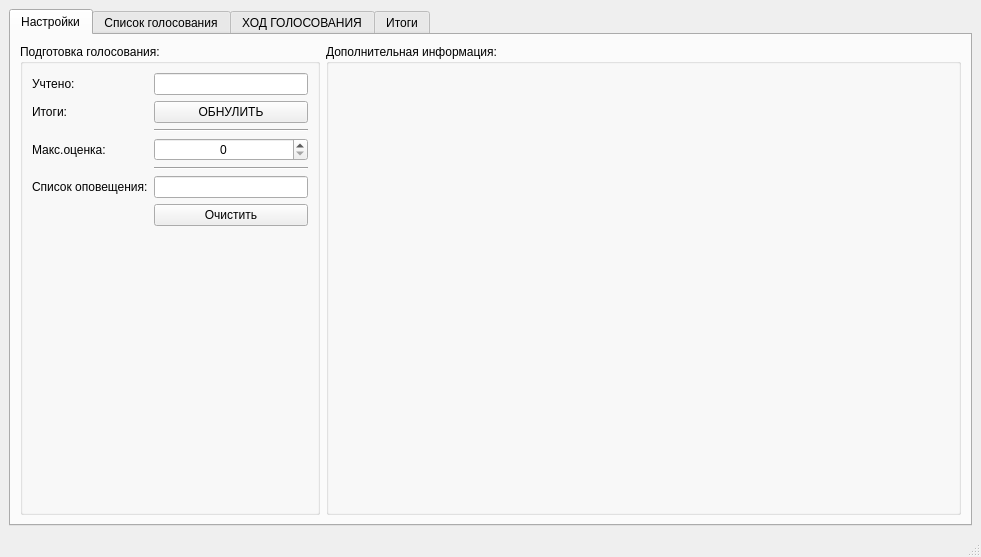
Above: Ui_panel.ui from AlexanderSokolov69/Vote_counter before the change. Below: the same form after it.
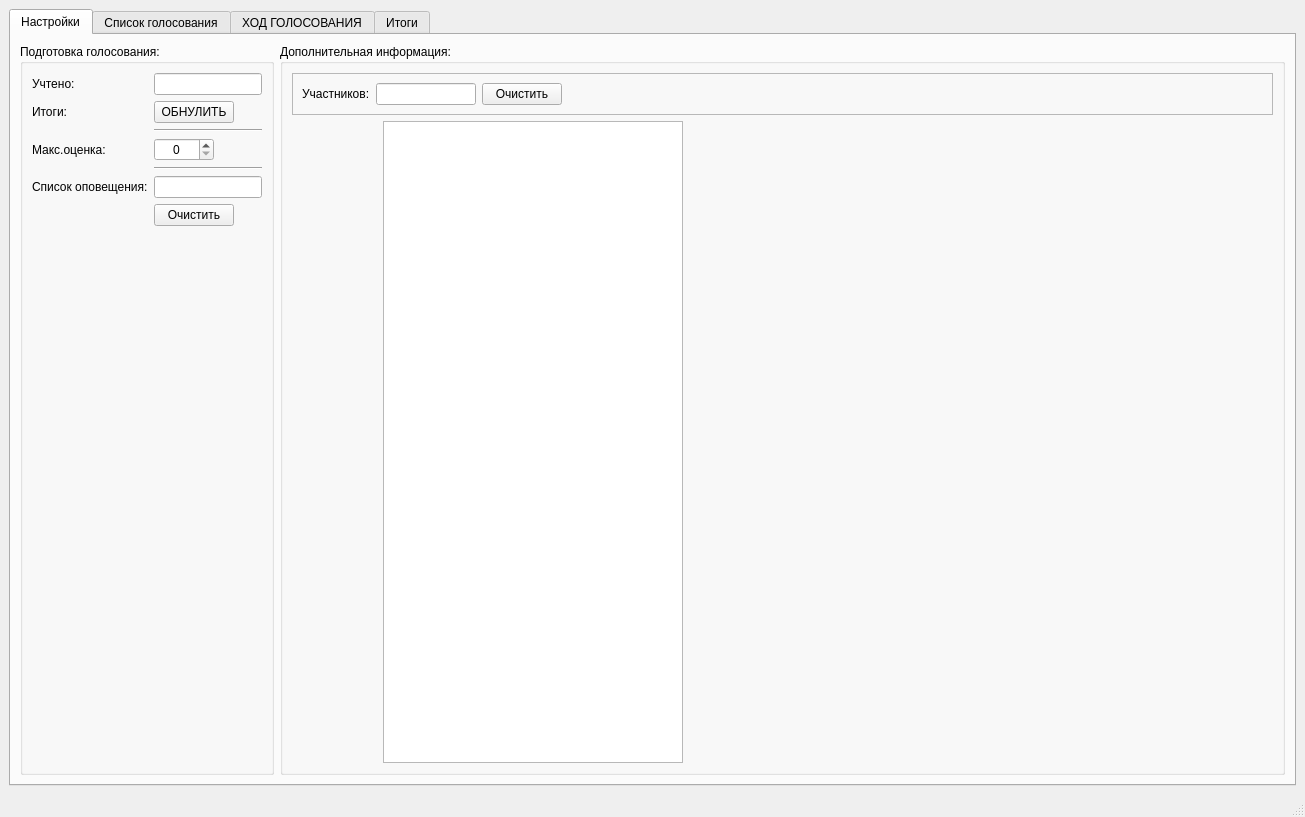
That is the form after the change. The open tabs and pages were chosen to show the change. Icons and pictures are not drawn.

```diff
--- a/Ui_panel.ui
+++ b/Ui_panel.ui
@@ -6,8 +6,8 @@
    <rect>
     <x>0</x>
     <y>0</y>
-    <width>981</width>
-    <height>557</height>
+    <width>1305</width>
+    <height>817</height>
    </rect>
   </property>
   <property name="windowTitle">
@@ -27,9 +27,15 @@
        <layout class="QHBoxLayout" name="horizontalLayout_6">
         <item>
          <widget class="QGroupBox" name="groupBox">
+          <property name="sizePolicy">
+           <sizepolicy hsizetype="Fixed" vsizetype="Preferred">
+            <horstretch>0</horstretch>
+            <verstretch>0</verstretch>
+           </sizepolicy>
+          </property>
           <property name="maximumSize">
            <size>
-            <width>300</width>
+            <width>16777215</width>
             <height>16777215</height>
            </size>
           </property>
@@ -48,6 +54,12 @@
              </item>
              <item row="0" column="1">
               <widget class="QLineEdit" name="t1Stat">
+               <property name="sizePolicy">
+                <sizepolicy hsizetype="Fixed" vsizetype="Fixed">
+                 <horstretch>0</horstretch>
+                 <verstretch>0</verstretch>
+                </sizepolicy>
+               </property>
                <property name="alignment">
                 <set>Qt::AlignCenter</set>
                </property>
@@ -65,6 +77,12 @@
              </item>
              <item row="1" column="1">
               <widget class="QPushButton" name="t1ClearButton">
+               <property name="sizePolicy">
+                <sizepolicy hsizetype="Fixed" vsizetype="Fixed">
+                 <horstretch>0</horstretch>
+                 <verstretch>0</verstretch>
+                </sizepolicy>
+               </property>
                <property name="text">
                 <string>ОБНУЛИТЬ</string>
                </property>
@@ -87,7 +105,7 @@
              <item row="3" column="1">
               <widget class="QSpinBox" name="t1MaxVote">
                <property name="sizePolicy">
-                <sizepolicy hsizetype="Expanding" vsizetype="Fixed">
+                <sizepolicy hsizetype="Fixed" vsizetype="Fixed">
                  <horstretch>0</horstretch>
                  <verstretch>0</verstretch>
                 </sizepolicy>
@@ -119,6 +137,12 @@
              </item>
              <item row="5" column="1">
               <widget class="QLineEdit" name="t1CountWin">
+               <property name="sizePolicy">
+                <sizepolicy hsizetype="Fixed" vsizetype="Fixed">
+                 <horstretch>0</horstretch>
+                 <verstretch>0</verstretch>
+                </sizepolicy>
+               </property>
                <property name="alignment">
                 <set>Qt::AlignCenter</set>
                </property>
@@ -129,6 +153,12 @@
              </item>
              <item row="6" column="1">
               <widget class="QPushButton" name="t1ClearWin">
+               <property name="sizePolicy">
+                <sizepolicy hsizetype="Fixed" vsizetype="Fixed">
+                 <horstretch>0</horstretch>
+                 <verstretch>0</verstretch>
+                </sizepolicy>
+               </property>
                <property name="text">
                 <string>Очистить</string>
                </property>
@@ -150,7 +180,7 @@
              <item row="8" column="0" colspan="2">
               <widget class="QLabel" name="label_9">
                <property name="sizePolicy">
-                <sizepolicy hsizetype="Expanding" vsizetype="Expanding">
+                <sizepolicy hsizetype="Fixed" vsizetype="Expanding">
                  <horstretch>0</horstretch>
                  <verstretch>0</verstretch>
                 </sizepolicy>
@@ -188,6 +218,117 @@
           <property name="title">
            <string>Дополнительная информация:</string>
           </property>
+          <layout class="QVBoxLayout" name="verticalLayout_4">
+           <item>
+            <widget class="QFrame" name="frame_5">
+             <property name="frameShape">
+              <enum>QFrame::StyledPanel</enum>
+             </property>
+             <property name="frameShadow">
+              <enum>QFrame::Raised</enum>
+             </property>
+             <layout class="QHBoxLayout" name="horizontalLayout_12">
+              <item>
+               <widget class="QLabel" name="label_16">
+                <property name="text">
+                 <string>Участников:</string>
+                </property>
+               </widget>
+              </item>
+              <item>
+               <widget class="QLineEdit" name="t2Users">
+                <property name="sizePolicy">
+                 <sizepolicy hsizetype="Fixed" vsizetype="Fixed">
+                  <horstretch>0</horstretch>
+                  <verstretch>0</verstretch>
+                 </sizepolicy>
+                </property>
+                <property name="maximumSize">
+                 <size>
+                  <width>100</width>
+                  <height>16777215</height>
+                 </size>
+                </property>
+                <property name="readOnly">
+                 <bool>true</bool>
+                </property>
+               </widget>
+              </item>
+              <item>
+               <widget class="QPushButton" name="t2ClearButton">
+                <property name="text">
+                 <string>Очистить</string>
+                </property>
+               </widget>
+              </item>
+              <item>
+               <spacer name="horizontalSpacer_4">
+                <property name="orientation">
+                 <enum>Qt::Horizontal</enum>
+                </property>
+                <property name="sizeHint" stdset="0">
+                 <size>
+                  <width>40</width>
+                  <height>20</height>
+                 </size>
+                </property>
+               </spacer>
+              </item>
+             </layout>
+            </widget>
+           </item>
+           <item>
+            <layout class="QHBoxLayout" name="horizontalLayout_11">
+             <item>
+              <widget class="QTableWidget" name="tableUsers">
+               <property name="sizePolicy">
+                <sizepolicy hsizetype="Maximum" vsizetype="Expanding">
+                 <horstretch>0</horstretch>
+                 <verstretch>0</verstretch>
+                </sizepolicy>
+               </property>
+               <property name="minimumSize">
+                <size>
+                 <width>300</width>
+                 <height>0</height>
+                </size>
+               </property>
+               <property name="maximumSize">
+                <size>
+                 <width>16777215</width>
+                 <height>16777215</height>
+                </size>
+               </property>
+              </widget>
+             </item>
+             <item>
+              <widget class="QLabel" name="label_17">
+               <property name="sizePolicy">
+                <sizepolicy hsizetype="Fixed" vsizetype="Fixed">
+                 <horstretch>0</horstretch>
+                 <verstretch>0</verstretch>
+                </sizepolicy>
+               </property>
+               <property name="maximumSize">
+                <size>
+                 <width>400</width>
+                 <height>400</height>
+                </size>
+               </property>
+               <property name="text">
+                <string/>
+               </property>
+               <property name="pixmap">
+                <pixmap>static/images/qr-start.png</pixmap>
+               </property>
+               <property name="scaledContents">
+                <bool>true</bool>
+               </property>
+              </widget>
+             </item>
+            </layout>
+           </item>
+          </layout>
          </widget>
         </item>
        </layout>
@@ -252,39 +393,6 @@
             </property>
            </spacer>
           </item>
-          <item>
-           <widget class="QLabel" name="label_2">
-            <property name="text">
-             <string>Участников:</string>
-            </property>
-           </widget>
-          </item>
-          <item>
-           <widget class="QLineEdit" name="t2Users">
-            <property name="sizePolicy">
-             <sizepolicy hsizetype="Fixed" vsizetype="Fixed">
-              <horstretch>0</horstretch>
-              <verstretch>0</verstretch>
-             </sizepolicy>
-            </property>
-            <property name="maximumSize">
-             <size>
-              <width>100</width>
-              <height>16777215</height>
-             </size>
-            </property>
-            <property name="readOnly">
-             <bool>true</bool>
-            </property>
-           </widget>
-          </item>
-          <item>
-           <widget class="QPushButton" name="t2ClearButton">
-            <property name="text">
-             <string>Очистить</string>
-            </property>
-           </widget>
-          </item>
          </layout>
         </item>
         <item>
@@ -292,22 +400,6 @@
           <item>
            <widget class="QTableWidget" name="tableWidget"/>
           </item>
-          <item>
-           <widget class="QTableWidget" name="tableUsers">
-            <property name="sizePolicy">
-             <sizepolicy hsizetype="Fixed" vsizetype="Expanding">
-              <horstretch>0</horstretch>
-              <verstretch>0</verstretch>
-             </sizepolicy>
-            </property>
-            <property name="maximumSize">
-             <size>
-              <width>300</width>
-              <height>16777215</height>
-             </size>
-            </property>
-           </widget>
-          </item>
          </layout>
         </item>
         <item>
```
Left out of the diff: 53 changed lines with no effect on the pictures.
